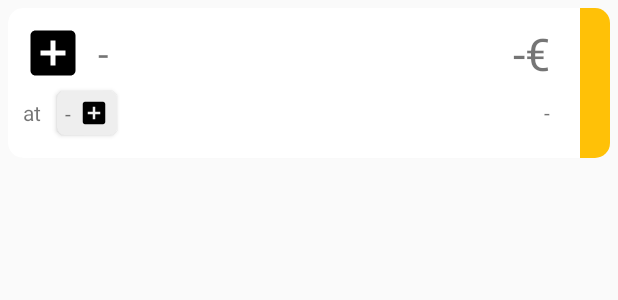
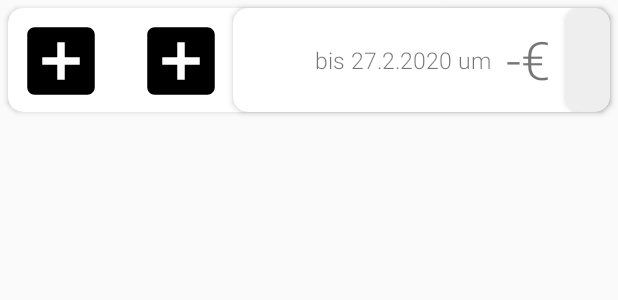
Before and after one commit to samuelfahrngruber/wibb, an Android app: the layout offer_card.xml on its own in the app's theme, with its tools: preview values and no code run, on a phone screen of 412 x 824 dp. Shown: the top 300 px of the screen. Run offline under Robolectric (Android 15) with nearby library versions, the phone set to English and light mode, and no system bars; network calls fail.

Commit message:
init working commit new design
new desing

```diff
--- a/wibb-android/app/build.gradle
+++ b/wibb-android/app/build.gradle
@@ -37,7 +37,6 @@ dependencies {
     implementation(name: 'progressimage-debug', ext: 'aar')
 
     implementation 'com.github.bumptech.glide:glide:4.11.0'
-    implementation 'androidx.legacy:legacy-support-v4:1.0.0'
     implementation 'androidx.preference:preference:1.1.0'
     annotationProcessor 'com.github.bumptech.glide:compiler:4.11.0'
 
--- a/wibb-android/app/src/main/java/com/spogss/wibb/AddOfferActivity.kt
+++ b/wibb-android/app/src/main/java/com/spogss/wibb/AddOfferActivity.kt
@@ -130,11 +130,9 @@ class AddOfferActivity : AppCompatActivity() {
         offer.beer = b
         val v = findViewById<View>(R.id.incl_cardView_currentOffer)
         val img = v.findViewById<ImageView>(R.id.offer_card_beer_img)
-        val txt = v.findViewById<TextView>(R.id.offer_card_beer_txt)
         Glide.with(this)
             .load(URLUnifier.unifyImgUrl(b.icon))
             .into(img)
-        txt.text = b.text
     }
 
     fun setOfferPrice(p: Int){
@@ -148,21 +146,19 @@ class AddOfferActivity : AppCompatActivity() {
         offer.store = s
         val v = findViewById<View>(R.id.incl_cardView_currentOffer)
         val img = v.findViewById<ImageView>(R.id.offer_card_store_img)
-        val txt = v.findViewById<TextView>(R.id.offer_card_store_txt)
         Glide.with(this)
             .load(URLUnifier.unifyImgUrl(s.icon))
             .into(img)
-        txt.text = s.text
     }
 
     fun setOfferMenu(){
         val v = findViewById<View>(R.id.incl_cardView_currentOffer)
-        val btn = v.findViewById<ImageButton>(R.id.offer_card_menu_btn)
-        btn.setImageResource(R.drawable.ic_done_black_24dp)
+        //val btn = v.findViewById<ImageButton>(R.id.offer_card_menu_btn)
+        //btn.setImageResource(R.drawable.ic_done_black_24dp)
 
-        btn.setOnClickListener {
-            submitNewOffer()
-        }
+        //btn.setOnClickListener {
+         //   submitNewOffer()
+        //}
     }
 
     fun setOfferstartDate(startDate: LocalDate){
--- a/wibb-android/app/src/main/java/com/spogss/wibb/data/Beer.kt
+++ b/wibb-android/app/src/main/java/com/spogss/wibb/data/Beer.kt
@@ -1,8 +1,9 @@
 package com.spogss.wibb.data
 
+import com.spogss.wibb.data.constants.Constants
 import org.json.JSONObject
 
-class Beer(var name: String, var icon: String): GridDisplayable {
+class Beer(var name: String, var icon: String, var iconBg: String): GridDisplayable {
 
     override val iconUrl: String
         get() = icon
@@ -10,19 +11,29 @@ class Beer(var name: String, var icon: String): GridDisplayable {
     override val text: String
         get() = name
 
+    override val iconBgCol: String
+        get() = iconBg
+
     companion object {
         fun fromJSON(jBeer: JSONObject): Beer {
+            val meta =
+                if (jBeer.has("meta")) jBeer.getJSONObject("meta")
+                else Constants.DEFAULT_META_OBJ
             return Beer(
                 jBeer.getString("name"),
-                jBeer.getString("icon")
+                jBeer.getString("icon"),
+                meta.getString("iconBg")
             )
         }
     }
 
     fun toJSON(): JSONObject{
         val jo = JSONObject()
+        val meta = JSONObject()
+        meta.put("iconBg", iconBg)
         jo.put("name", this.name)
         jo.put("icon", this.icon)
+        jo.put("meta", meta)
         return jo
     }
 }
--- a/wibb-android/app/src/main/java/com/spogss/wibb/data/GridDisplayable.kt
+++ b/wibb-android/app/src/main/java/com/spogss/wibb/data/GridDisplayable.kt
@@ -2,5 +2,6 @@ package com.spogss.wibb.data
 
 interface GridDisplayable {
     val iconUrl: String
+    val iconBgCol: String
     val text: String
 }
--- a/wibb-android/app/src/main/java/com/spogss/wibb/data/Store.kt
+++ b/wibb-android/app/src/main/java/com/spogss/wibb/data/Store.kt
@@ -1,8 +1,9 @@
 package com.spogss.wibb.data
 
 import org.json.JSONObject
+import com.spogss.wibb.data.constants.Constants.DEFAULT_META_OBJ
 
-class Store(var name: String, var icon: String): GridDisplayable {
+class Store(var name: String, var icon: String, var iconBg: String): GridDisplayable {
 
     override val iconUrl: String
         get() = icon
@@ -10,11 +11,18 @@ class Store(var name: String, var icon: String): GridDisplayable {
     override val text: String
         get() = name
 
+    override val iconBgCol: String
+        get() = iconBg
+
     companion object {
         fun fromJSON(jStore: JSONObject): Store {
+            val meta =
+                if (jStore.has("meta")) jStore.getJSONObject("meta")
+                else DEFAULT_META_OBJ
             return Store(
                 jStore.getString("name"),
-                jStore.getString("icon")
+                jStore.getString("icon"),
+                meta.getString("iconBg")
             )
         }
     }
--- /dev/null
+++ b/wibb-android/app/src/main/java/com/spogss/wibb/data/constants/Constants.kt
@@ -0,0 +1,7 @@
+package com.spogss.wibb.data.constants
+
+import org.json.JSONObject
+
+public object Constants {
+    public val DEFAULT_META_OBJ = JSONObject("{ iconBg: \"#FFFFFF\" }")
+}
--- a/wibb-android/app/src/main/java/com/spogss/wibb/ui/OfferCardRecyclerViewAdapter.kt
+++ b/wibb-android/app/src/main/java/com/spogss/wibb/ui/OfferCardRecyclerViewAdapter.kt
@@ -2,6 +2,8 @@ package com.spogss.wibb.ui
 
 import android.content.Context
 import android.content.Intent
+import android.graphics.Color
+import android.graphics.drawable.GradientDrawable
 import android.net.Uri
 import android.view.LayoutInflater
 import android.view.MenuItem
@@ -18,10 +20,12 @@ import com.spogss.wibb.data.Offer
 import com.spogss.wibb.data.Report
 import com.spogss.wibb.data.Store
 import com.spogss.wibb.tools.URLUnifier
+import kotlinx.android.synthetic.main.offer_card.view.*
 import java.time.format.DateTimeFormatter
 
 
-class OfferCardRecyclerViewAdapter(private val context: Context, private val data: List<Offer>): RecyclerView.Adapter<OfferCardRecyclerViewAdapter.MyViewHolder>() {
+class OfferCardRecyclerViewAdapter(private val context: Context, private val data: List<Offer>):
+    RecyclerView.Adapter<OfferCardRecyclerViewAdapter.MyViewHolder>() {
 
     override fun onCreateViewHolder(parent: ViewGroup, viewType: Int): MyViewHolder {
         val inflater = LayoutInflater.from(context)
@@ -35,31 +39,41 @@ class OfferCardRecyclerViewAdapter(private val context: Context, private val dat
         Glide.with(context)
             .load(URLUnifier.unifyImgUrl(o.beer!!.icon))
             .into(holder.brandImageV)
+        holder.brandImageV.setBackgroundColor(Color.parseColor(o.beer!!.iconBg))
 
         Glide.with(context)
             .load(URLUnifier.unifyImgUrl(o.store!!.icon))
             .into(holder.storeImageV)
+        holder.storeImageV.setBackgroundColor(Color.parseColor(o.store!!.iconBg))
 
-        //holder.brandImageV.setImageResource(o.getBeer().getDrawable());
-        //holder.storeImageV.setImageResource(o.getStore().getDrawable());
+        var gd = GradientDrawable(GradientDrawable.Orientation.LEFT_RIGHT,
+            intArrayOf(Color.parseColor(o.beer!!.iconBg), Color.parseColor(o.store!!.iconBg)))
+        gd.cornerRadius = 0f
+
+        holder.gradientImageV.background = gd
+
+        gd = GradientDrawable(GradientDrawable.Orientation.LEFT_RIGHT,
+            intArrayOf(Color.parseColor(o.store!!.iconBg), Color.parseColor("#FFFFFF")))
+        gd.cornerRadius = 0f
+
+        holder.offerCardV.setCardBackgroundColor(Color.parseColor(o.store!!.iconBg)) // = gd //
 
         holder.priceTextV.text = "€${o.price}"
-        holder.brandTextV.text = o.beer!!.text
-        holder.storeTextV.text = o.store!!.text
+
 
         val formatter = DateTimeFormatter.ofPattern("E, d")
 
-        holder.dateTextV.text = String.format("%s - %s",
+        holder.dateTextV.text = String.format("%s. - %s.",
             if (o.startDate == null) "" else o.startDate!!.format(formatter),
             if (o.endDate == null) "" else o.endDate!!.format(formatter)
         )
 
         holder.menuImageB.setImageResource(R.drawable.ic_more_vert_black_24dp)
-
-        val helper = OfferMenuHelper(o)
-
-        holder.menuImageB.setOnClickListener(helper)
-        holder.storeCardV.setOnClickListener(helper)
+//
+//        val helper = OfferMenuHelper(o)
+//
+//        holder.menuImageB.setOnClickListener(helper)
+//        holder.storeCardV.setOnClickListener(helper)
     }
 
     override fun getItemCount(): Int {
@@ -69,15 +83,15 @@ class OfferCardRecyclerViewAdapter(private val context: Context, private val dat
     inner class OfferMenuHelper(private val offer: Offer): View.OnClickListener, PopupMenu.OnMenuItemClickListener {
 
         override fun onClick(v: View) {
-            if (v.id == R.id.offer_card_menu_btn) {
-                val popup = PopupMenu(context, v)
-                val inflater = popup.menuInflater
-                inflater.inflate(R.menu.offer_menu, popup.menu)
-                popup.setOnMenuItemClickListener(this)
-                popup.show()
-            } else if (v.id == R.id.cardView_offer_card_store) {
-                openFindNearbyStoresActivity(offer.store)
-            }
+//            if (v.id == R.id.offer_card_menu_btn) {
+//                val popup = PopupMenu(context, v)
+//                val inflater = popup.menuInflater
+//                inflater.inflate(R.menu.offer_menu, popup.menu)
+//                popup.setOnMenuItemClickListener(this)
+//                popup.show()
+//            } else if (v.id == R.id.cardView_offer_card_store) {
+//                openFindNearbyStoresActivity(offer.store)
+//            }
         }
 
         override fun onMenuItemClick(menuItem: MenuItem): Boolean {
@@ -134,11 +148,13 @@ class OfferCardRecyclerViewAdapter(private val context: Context, private val dat
         var brandImageV: ImageView = itemView.findViewById(R.id.offer_card_beer_img)
         var storeImageV: ImageView = itemView.findViewById(R.id.offer_card_store_img)
         var priceTextV: TextView = itemView.findViewById(R.id.offer_card_price_txt)
+        var gradientImageV: ImageView = itemView.findViewById(R.id.offer_card_gradient)
+        var offerCardV: CardView = itemView.findViewById(R.id.offer_card)
         var dateTextV: TextView = itemView.findViewById(R.id.offer_card_date_txt)
-        var brandTextV: TextView = itemView.findViewById(R.id.offer_card_beer_txt)
-        var storeTextV: TextView = itemView.findViewById(R.id.offer_card_store_txt)
+//        var brandTextV: TextView = itemView.findViewById(R.id.offer_card_beer_txt)
+//        var storeTextV: TextView = itemView.findViewById(R.id.offer_card_store_txt)
         var menuImageB: ImageButton = itemView.findViewById(R.id.offer_card_menu_btn)
-        var storeCardV: CardView = itemView.findViewById(R.id.cardView_offer_card_store)
+//        var storeCardV: CardView = itemView.findViewById(R.id.cardView_offer_card_store)
     }
 
 }
--- a/wibb-android/app/src/main/res/layout/offer_card.xml
+++ b/wibb-android/app/src/main/res/layout/offer_card.xml
@@ -1,193 +1,123 @@
 <?xml version="1.0" encoding="utf-8"?>
-<androidx.cardview.widget.CardView
-    xmlns:android="http://schemas.android.com/apk/res/android"
+<FrameLayout xmlns:android="http://schemas.android.com/apk/res/android"
     xmlns:app="http://schemas.android.com/apk/res-auto"
     android:layout_width="match_parent"
-    android:layout_height="wrap_content"
-    android:layout_margin="5dp"
-    app:cardCornerRadius="10dp">
-
-    <RelativeLayout
-        android:layout_width="match_parent"
-        android:layout_height="100dp">
+    android:layout_height="80dp">
 
 
-        <RelativeLayout
-            android:layout_toStartOf="@id/card_menu"
-            android:layout_margin="10dp"
+    <androidx.cardview.widget.CardView
         android:layout_width="match_parent"
-            android:layout_height="match_parent">
+        android:layout_height="wrap_content"
+        android:layout_marginTop="5dp"
+        android:layout_marginBottom="5dp"
+        android:layout_marginStart="5dp"
+        android:layout_marginEnd="6dp"
+        app:cardCornerRadius="10dp"
+        android:id="@+id/offer_card">
+
 
         <LinearLayout
-                android:id="@+id/ll_store"
+            android:layout_width="match_parent"
+            android:layout_height="match_parent"
             android:orientation="horizontal"
-                android:layout_height="wrap_content"
-                android:layout_width="wrap_content"
-                android:layout_columnWeight="1"
-                android:layout_gravity="fill_horizontal">
+            android:layout_margin="5dp">
 
             <ImageView
                 android:id="@+id/offer_card_beer_img"
-                    android:layout_width="40dp"
-                    android:layout_height="40dp"
+                android:layout_width="60dp"
+                android:layout_height="60dp"
+                android:background="@android:color/transparent"
                 android:scaleType="fitCenter"
-                    android:background="@android:color/transparent"
-                    android:src="@drawable/ic_add_box_black_24dp"
-                    android:layout_marginRight="10dp">
+                android:src="@drawable/ic_add_box_black_24dp">
 
             </ImageView>
 
-                <TextView
-                    android:id="@+id/offer_card_beer_txt"
-                    android:layout_width="wrap_content"
-                    android:layout_height="40dp"
+            <ImageView
+                android:id="@+id/offer_card_gradient"
+                android:layout_width="20dp"
+                android:layout_height="60dp">
+            </ImageView>
+
+            <ImageView
+                android:id="@+id/offer_card_store_img"
+                android:layout_width="60dp"
+                android:layout_height="60dp"
+                android:background="@android:color/transparent"
                 android:scaleType="fitCenter"
-                    android:background="@android:color/transparent"
-                    android:text="-"
-                    android:textSize="25sp"
-                    android:gravity="center">
+                android:src="@drawable/ic_add_box_black_24dp">
+            </ImageView>
 
-                </TextView>
 
         </LinearLayout>
 
+    </androidx.cardview.widget.CardView>
+
+
+    <androidx.cardview.widget.CardView
+        android:layout_marginStart="155dp"
+        android:layout_marginTop="5dp"
+        android:layout_marginBottom="5dp"
+        android:layout_marginEnd="5dp"
+        android:id="@+id/offer_card_inner_card"
+        android:layout_width="match_parent"
+        android:layout_height="match_parent"
+        app:cardCornerRadius="10dp"
+        app:cardElevation="3dp">
+
         <LinearLayout
-                android:id="@+id/ll_price"
+            android:layout_width="match_parent"
+            android:layout_height="match_parent"
             android:orientation="horizontal"
-                android:layout_height="wrap_content"
-                android:layout_width="wrap_content"
-                android:layout_toEndOf="@+id/ll_store"
-                android:layout_alignParentEnd="true"
             android:gravity="end">
 
-                <ImageView
-                    android:id="@+id/offer_card_price_img"
-                    android:layout_width="40dp"
-                    android:layout_height="40dp"
+            <TextView
+                android:id="@+id/offer_card_date_txt"
+                android:layout_width="0dp"
+                android:layout_height="match_parent"
+                android:gravity="center_vertical|end"
+                android:layout_marginEnd="10dp"
                 android:scaleType="fitCenter"
-                    android:background="@android:color/transparent"
-                    android:src="@drawable/ic_euro_symbol_black_24dp"
-                    android:visibility="invisible">
+                android:fontFamily="sans-serif-light"
+                android:text="bis 27.2.2020 um"
+                android:textSize="15sp"
+                android:layout_weight="1">
 
-                </ImageView>
+            </TextView>
 
             <TextView
                 android:id="@+id/offer_card_price_txt"
                 android:layout_width="wrap_content"
-                    android:layout_height="40dp"
+                android:layout_height="match_parent"
+                android:gravity="center_vertical"
                 android:scaleType="fitCenter"
+                android:layout_marginEnd="10dp"
+                android:text="-€"
+                android:textSize="35sp"
+                android:fontFamily="sans-serif-light"
+                android:layout_weight="0">
+            </TextView>
+
+            <androidx.cardview.widget.CardView
+                android:layout_width="30dp"
+                app:cardBackgroundColor="#EEEEEE"
+                android:layout_height="match_parent"
+                app:cardCornerRadius="10dp"
+                app:cardElevation="3dp"
+                android:layout_weight="0">
+
+                <ImageButton
+                    android:id="@+id/offer_card_menu_btn"
+                    android:layout_width="wrap_content"
+                    android:layout_height="wrap_content"
                     android:background="@android:color/transparent"
-                    android:text="-€"
-                    android:textSize="30sp"
-                    android:gravity="center">
+                    android:layout_gravity="center">
 
-                </TextView>
+                </ImageButton>
+            </androidx.cardview.widget.CardView>
 
         </LinearLayout>
 
-            <RelativeLayout
-                android:layout_height="wrap_content"
-                android:layout_width="wrap_content"
-                android:layout_below="@id/ll_price">
-
-                <TextView
-                    android:id="@+id/bei_txt"
-                    android:layout_width="wrap_content"
-                    android:layout_height="wrap_content"
-                    android:scaleType="fitCenter"
-                    android:layout_centerInParent="true"
-                    android:layout_alignParentStart="true"
-                    android:background="@android:color/transparent"
-                    android:text="@string/offerCard_store_prefix"
-                    android:layout_marginEnd="5dp">
-
-                </TextView>
-
-                <androidx.cardview.widget.CardView
-                    android:id="@+id/cardView_offer_card_store"
-                    android:layout_width="wrap_content"
-                    android:layout_height="wrap_content"
-                    app:cardCornerRadius="5dp"
-                    android:layout_margin="5dp"
-                    android:layout_toEndOf="@+id/bei_txt"
-                    android:backgroundTint="#EEEEEE">
-
-                    <LinearLayout
-                        android:layout_width="wrap_content"
-                        android:layout_height="wrap_content"
-                        android:orientation="horizontal"
-                        android:gravity="center"
-                        android:layout_margin="5dp">
-
-                        <TextView
-                            android:id="@+id/offer_card_store_txt"
-                            android:layout_width="wrap_content"
-                            android:layout_height="wrap_content"
-                            android:scaleType="fitCenter"
-                            android:background="@android:color/transparent"
-                            android:text="-"
-                            android:layout_marginRight="5dp">
-
-                        </TextView>
-
-                        <ImageView
-                            android:id="@+id/offer_card_store_img"
-                            android:layout_width="20dp"
-                            android:layout_height="20dp"
-                            android:scaleType="fitCenter"
-                            android:background="@android:color/transparent"
-                            android:src="@drawable/ic_add_box_black_24dp">
-
-                        </ImageView>
-
-                    </LinearLayout>
+    </androidx.cardview.widget.CardView>
 
 
-
-                </androidx.cardview.widget.CardView>
-
-                <TextView
-                    android:id="@+id/offer_card_date_txt"
-                    android:layout_width="wrap_content"
-                    android:layout_height="wrap_content"
-                    android:scaleType="fitCenter"
-                    android:background="@android:color/transparent"
-                    android:layout_alignParentEnd="true"
-                    android:layout_centerInParent="true"
-                    android:text="-">
-
-                </TextView>
-
-            </RelativeLayout>
-
-
-
-        </RelativeLayout>
-
-    <RelativeLayout
-        android:id="@+id/card_menu"
-        android:layout_width="wrap_content"
-        android:layout_height="100dp"
-        android:background="@color/colorAccent"
-        android:layout_alignParentEnd="true"
-        android:layout_marginLeft="10dp">
-        <ImageButton
-            android:id="@+id/offer_card_menu_btn"
-            android:layout_margin="10dp"
-            android:layout_width="wrap_content"
-            android:layout_height="wrap_content"
-            android:background="@android:color/transparent"
-            android:layout_alignParentTop="true"
-            android:layout_alignParentBottom="true">
-
-        </ImageButton>
-    </RelativeLayout>
-
-
-
-
-
-    </RelativeLayout>
-
-
-</androidx.cardview.widget.CardView>
+</FrameLayout>
--- a/wibb-android/app/src/main/res/xml/root_preferences.xml
+++ b/wibb-android/app/src/main/res/xml/root_preferences.xml
@@ -21,15 +21,15 @@
     <PreferenceCategory
         app:title="@string/settings_header_global"
         app:iconSpaceReserved="false"
-        app:isPreferenceVisible="false">
+        app:isPreferenceVisible="true">
 
         <EditTextPreference
             app:key="apiurl"
             app:title="@string/settings_global_apiurl"
             app:useSimpleSummaryProvider="true"
             app:iconSpaceReserved="false"
-            app:isPreferenceVisible="false"
-            app:enabled="false"
+            app:isPreferenceVisible="true"
+            app:enabled="true"
             app:defaultValue="https://wibb.host"/>
 
     </PreferenceCategory>
--- a/wibb-android/build.gradle
+++ b/wibb-android/build.gradle
@@ -8,7 +8,7 @@ buildscript {
 
     }
     dependencies {
-        classpath 'com.android.tools.build:gradle:3.5.0'
+        classpath 'com.android.tools.build:gradle:3.6.1'
         classpath "org.jetbrains.kotlin:kotlin-gradle-plugin:$kotlin_version"
         // NOTE: Do not place your application dependencies here; they belong
         // in the individual module build.gradle files
```
Also changed, not shown: wibb-android/gradle/wrapper/gradle-wrapper.properties. Lines whose indentation alone changed are shown as unchanged.
